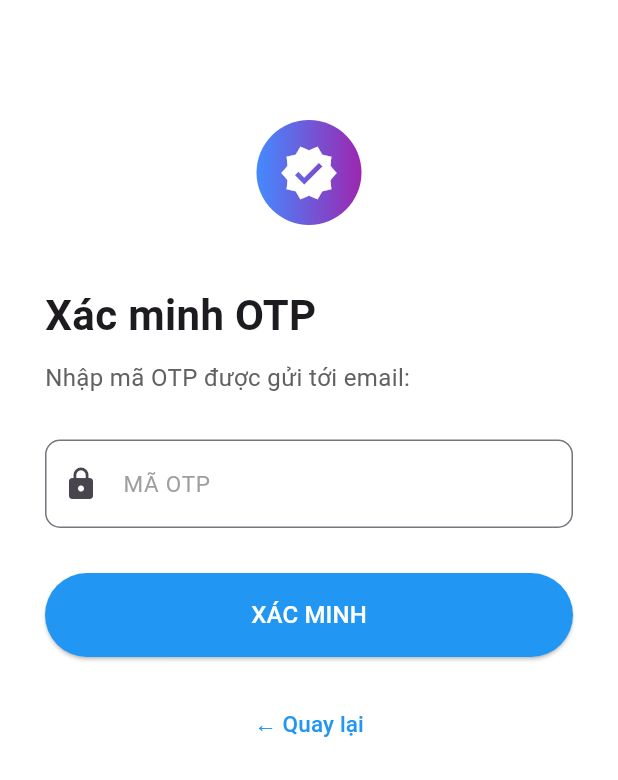
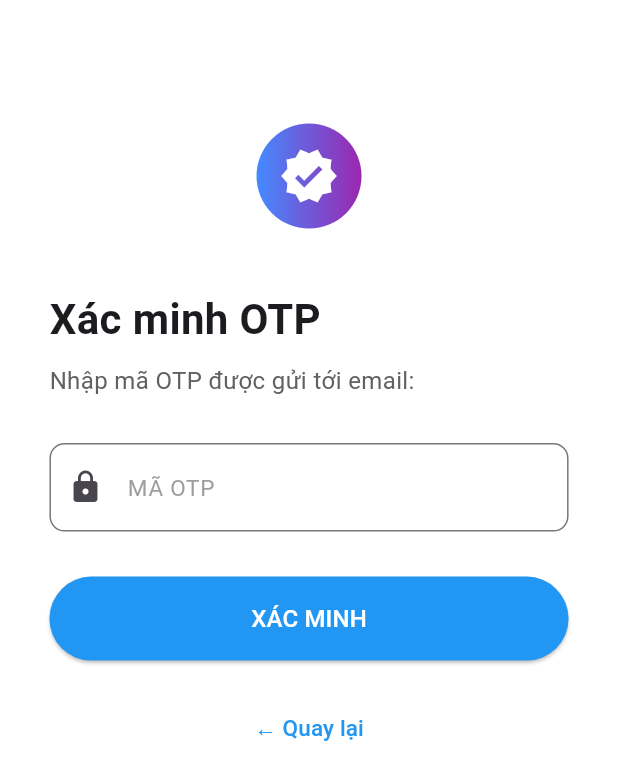
Before and after one commit to anhnbt05/it-search-job-flutter-app, a Flutter app: the ForgotPasswordPage screen opened directly, after a tap on "GỬI LIÊN KẾT ĐẶT LẠI", on a phone screen of 412 x 824 dp. Shown: the top 780 px of the screen. Run offline on Flutter 3.47's test engine with Material 3 defaults, Android fonts, the light colour scheme and no system bars; our stand-ins replace dropdown_button2.

Commit message:
fix: resolve problem about pixel and image

```diff
--- a/ui/lib/Views/login/forgotpassword_page.dart
+++ b/ui/lib/Views/login/forgotpassword_page.dart
@@ -14,7 +14,12 @@
         builder: (context, viewModel, child) {
           return Scaffold(
             body: Container(
-              padding: EdgeInsets.fromLTRB(30, 80, 30, 0),
+              padding: EdgeInsets.fromLTRB(
+                MediaQuery.of(context).size.width * 0.08,    // left
+                MediaQuery.of(context).size.height * 0.1,    // top
+                MediaQuery.of(context).size.width * 0.08,    // right
+                0,
+              ),
               constraints: BoxConstraints.expand(),
               color: Colors.white,
               child: SingleChildScrollView(
--- a/ui/lib/Views/login/otpverification_page.dart
+++ b/ui/lib/Views/login/otpverification_page.dart
@@ -22,7 +22,12 @@
     return Scaffold(
       backgroundColor: Colors.white,
       body: SingleChildScrollView(
-        padding: EdgeInsets.fromLTRB(30, 80, 30, 0),
+        padding: EdgeInsets.fromLTRB(
+          MediaQuery.of(context).size.width * 0.08,    // left
+          MediaQuery.of(context).size.height * 0.1,    // top
+          MediaQuery.of(context).size.width * 0.08,    // right
+          0,
+        ),
         child: Column(
           crossAxisAlignment: CrossAxisAlignment.start,
           children: [
--- a/ui/pubspec.yaml
+++ b/ui/pubspec.yaml
@@ -57,7 +57,7 @@
 # The following section is specific to Flutter packages.
 flutter:
   assets:
-    - assets/job-search-background.avif
+    - assets/job-search-background.jpg
 
   # The following line ensures that the Material Icons font is
   # included with your application, so that you can use the icons in
```
Also changed, not shown: ui/lib/Views/login/login_page.dart (+9 -3 lines), ui/assets/job-search-background.jpg (added), 1 other file.
